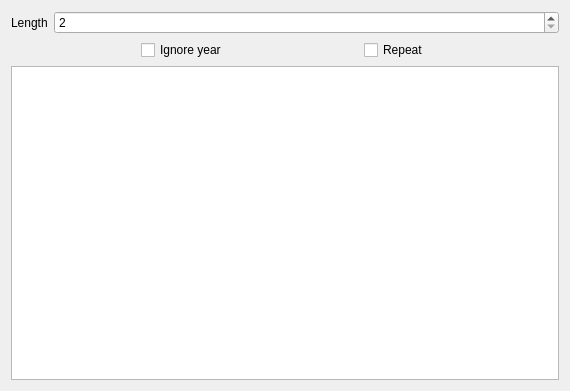
spine-tools/Spine-Toolbox, file spinetoolbox/ui/time_series_variable_resolution_editor.ui: the form before one commit.
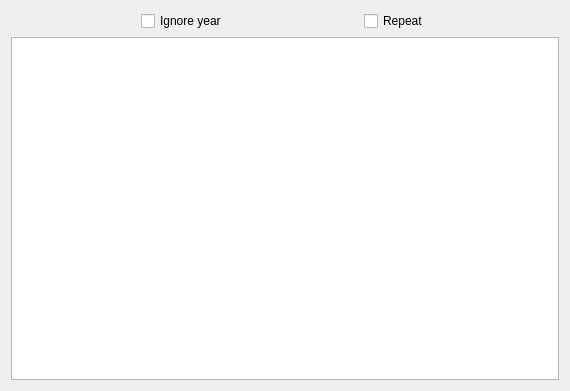
The form after the commit.

Commit message:
Insert/remove rows for time series editor widgets
Fixed and variable resolution time series editors now have dedicated
models which handle row insertion/deletion. Rows can be inserted/removed
from a context menu. Lots of unit tests have been added as well.

Re #296

The edit to the form file:
```diff
--- a/spinetoolbox/ui/time_series_variable_resolution_editor.ui
+++ b/spinetoolbox/ui/time_series_variable_resolution_editor.ui
@@ -33,27 +33,6 @@
      </property>
      <widget class="QWidget" name="verticalLayoutWidget">
       <layout class="QVBoxLayout" name="verticalLayout">
-       <item>
-        <layout class="QFormLayout" name="formLayout">
-         <item row="0" column="0">
-          <widget class="QLabel" name="label">
-           <property name="text">
-            <string>Length</string>
-           </property>
-          </widget>
-         </item>
-         <item row="0" column="1">
-          <widget class="QSpinBox" name="length_edit">
-           <property name="minimum">
-            <number>2</number>
-           </property>
-           <property name="maximum">
-            <number>999999</number>
-           </property>
-          </widget>
-         </item>
-        </layout>
-       </item>
        <item>
         <layout class="QHBoxLayout" name="horizontalLayout_2">
          <item>
```
The commit also changes 19 other files.
